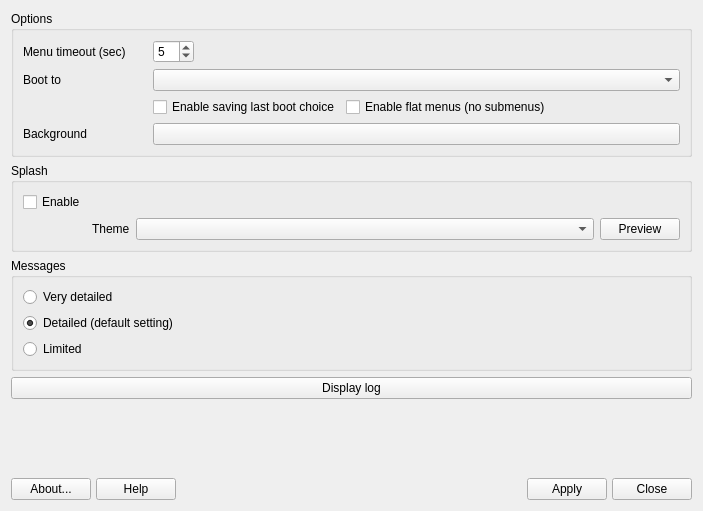
Old version of the form mainwindow.ui in the repository AdrianTM/mx-boot-options.
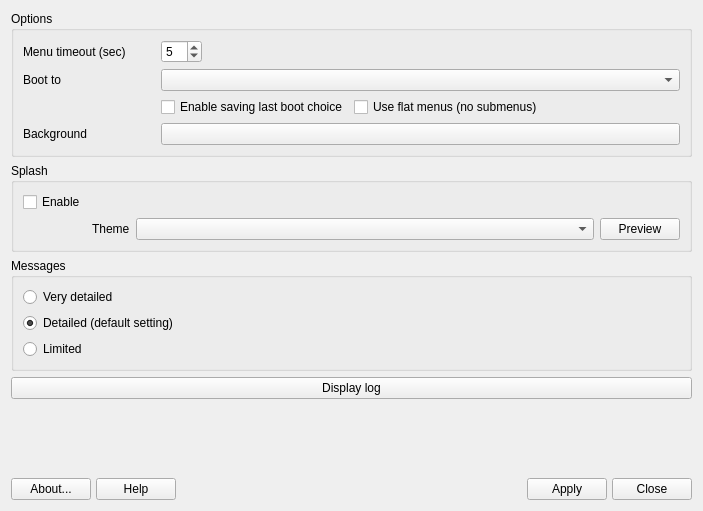
New version of the form. Icons and pictures are not drawn.

```diff
--- a/mainwindow.ui
+++ b/mainwindow.ui
@@ -120,7 +120,7 @@
          <string>Use simplified menu structure without submenus</string>
         </property>
         <property name="text">
-         <string>Enable flat menus (no submenus)</string>
+         <string>Use flat menus (no submenus)</string>
         </property>
        </widget>
       </item>
```
